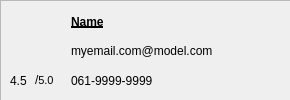
Qt form Ipiranga_GUI/layout/friendslayout.ui (Hugo-NF/App_Ipiranga) before a commit.
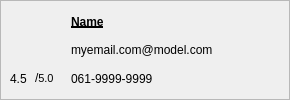
The same form after that commit. Icons and pictures are not drawn.

The edit to the form file:
```diff
--- a/Ipiranga_GUI/layout/friendslayout.ui
+++ b/Ipiranga_GUI/layout/friendslayout.ui
@@ -31,15 +31,24 @@
   <property name="windowTitle">
    <string>Form</string>
   </property>
+  <layout class="QHBoxLayout" name="horizontalLayout_2">
+   <property name="spacing">
+    <number>0</number>
+   </property>
+   <property name="leftMargin">
+    <number>0</number>
+   </property>
+   <property name="topMargin">
+    <number>0</number>
+   </property>
+   <property name="rightMargin">
+    <number>0</number>
+   </property>
+   <property name="bottomMargin">
+    <number>0</number>
+   </property>
+   <item>
   <widget class="QFrame" name="principal_information">
-   <property name="geometry">
-    <rect>
-     <x>0</x>
-     <y>0</y>
-     <width>293</width>
-     <height>102</height>
-    </rect>
-   </property>
    <property name="frameShape">
     <enum>QFrame::StyledPanel</enum>
    </property>
@@ -228,6 +237,8 @@
    <zorder>see_more</zorder>
    <zorder>Button_show_friends</zorder>
   </widget>
+   </item>
+  </layout>
  </widget>
  <resources>
   <include location="../resources.qrc"/>
```
Lines whose indentation alone changed are shown as unchanged.
